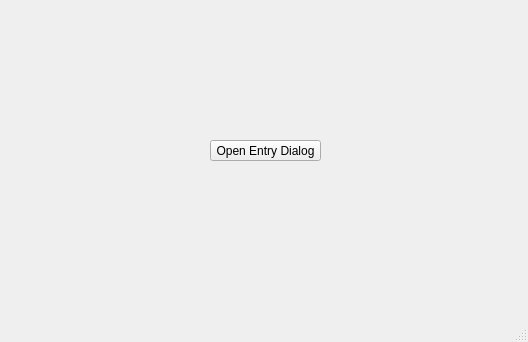
Old version of the form Lab 1/Time_Reporting_System/mainwindow.ui in the repository Maciekxdabu/egui21z-domanski-maciej.
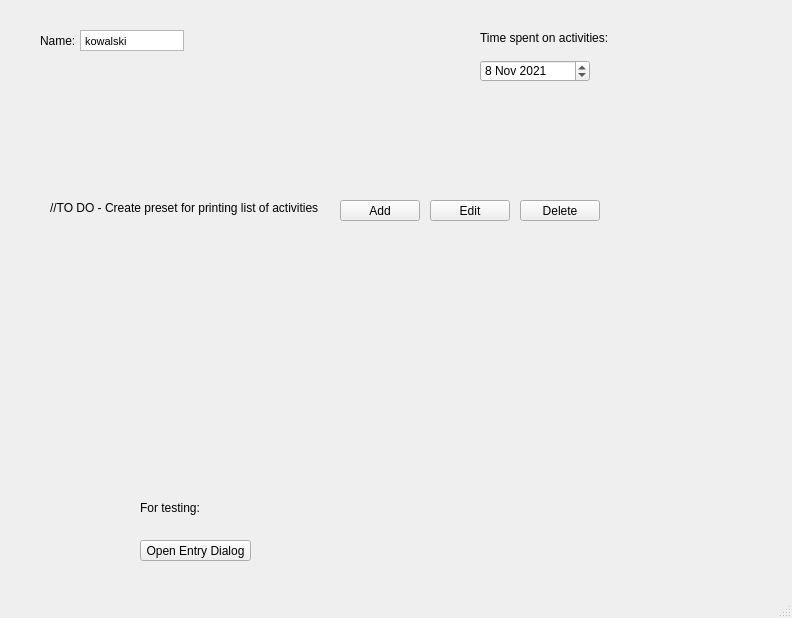
New version of the form.

```diff
--- a/Lab 1/Time_Reporting_System/mainwindow.ui
+++ b/Lab 1/Time_Reporting_System/mainwindow.ui
@@ -6,8 +6,8 @@
    <rect>
     <x>0</x>
     <y>0</y>
-    <width>528</width>
-    <height>342</height>
+    <width>792</width>
+    <height>618</height>
    </rect>
   </property>
   <property name="windowTitle">
@@ -17,8 +17,8 @@
    <widget class="QPushButton" name="pushButton">
     <property name="geometry">
      <rect>
-      <x>210</x>
-      <y>140</y>
+      <x>140</x>
+      <y>540</y>
       <width>111</width>
       <height>21</height>
      </rect>
@@ -27,6 +27,140 @@
      <string>Open Entry Dialog</string>
     </property>
    </widget>
+   <widget class="QTextEdit" name="usernameText">
+    <property name="geometry">
+     <rect>
+      <x>80</x>
+      <y>30</y>
+      <width>104</width>
+      <height>21</height>
+     </rect>
+    </property>
+    <property name="verticalScrollBarPolicy">
+     <enum>Qt::ScrollBarAlwaysOff</enum>
+    </property>
+    <property name="horizontalScrollBarPolicy">
+     <enum>Qt::ScrollBarAlwaysOff</enum>
+    </property>
+    <property name="lineWrapMode">
+     <enum>QTextEdit::NoWrap</enum>
+    </property>
+    <property name="html">
+     <string>&lt;!DOCTYPE HTML PUBLIC &quot;-//W3C//DTD HTML 4.0//EN&quot; &quot;http://www.w3.org/TR/REC-html40/strict.dtd&quot;&gt;
+&lt;html&gt;&lt;head&gt;&lt;meta name=&quot;qrichtext&quot; content=&quot;1&quot; /&gt;&lt;style type=&quot;text/css&quot;&gt;
+p, li { white-space: pre-wrap; }
+&lt;/style&gt;&lt;/head&gt;&lt;body style=&quot; font-family:'MS Shell Dlg 2'; font-size:8.25pt; font-weight:400; font-style:normal;&quot;&gt;
+&lt;p style=&quot; margin-top:0px; margin-bottom:0px; margin-left:0px; margin-right:0px; -qt-block-indent:0; text-indent:0px;&quot;&gt;kowalski&lt;/p&gt;&lt;/body&gt;&lt;/html&gt;</string>
+    </property>
+   </widget>
+   <widget class="QLabel" name="usernameLabel">
+    <property name="geometry">
+     <rect>
+      <x>40</x>
+      <y>30</y>
+      <width>47</width>
+      <height>21</height>
+     </rect>
+    </property>
+    <property name="text">
+     <string>Name:</string>
+    </property>
+   </widget>
+   <widget class="QLabel" name="timeSpentLabel">
+    <property name="geometry">
+     <rect>
+      <x>480</x>
+      <y>30</y>
+      <width>241</width>
+      <height>16</height>
+     </rect>
+    </property>
+    <property name="text">
+     <string>Time spent on activities: </string>
+    </property>
+   </widget>
+   <widget class="QDateEdit" name="dateEdit">
+    <property name="geometry">
+     <rect>
+      <x>480</x>
+      <y>60</y>
+      <width>110</width>
+      <height>22</height>
+     </rect>
+    </property>
+    <property name="date">
+     <date>
+      <year>2021</year>
+      <month>11</month>
+      <day>8</day>
+     </date>
+    </property>
+   </widget>
+   <widget class="QPushButton" name="addActButton">
+    <property name="geometry">
+     <rect>
+      <x>340</x>
+      <y>200</y>
+      <width>80</width>
+      <height>21</height>
+     </rect>
+    </property>
+    <property name="text">
+     <string>Add</string>
+    </property>
+   </widget>
+   <widget class="QPushButton" name="editActButton">
+    <property name="geometry">
+     <rect>
+      <x>430</x>
+      <y>200</y>
+      <width>80</width>
+      <height>21</height>
+     </rect>
+    </property>
+    <property name="text">
+     <string>Edit</string>
+    </property>
+   </widget>
+   <widget class="QPushButton" name="deleteActButton">
+    <property name="geometry">
+     <rect>
+      <x>520</x>
+      <y>200</y>
+      <width>80</width>
+      <height>21</height>
+     </rect>
+    </property>
+    <property name="text">
+     <string>Delete</string>
+    </property>
+   </widget>
+   <widget class="QLabel" name="label">
+    <property name="geometry">
+     <rect>
+      <x>50</x>
+      <y>200</y>
+      <width>271</width>
+      <height>16</height>
+     </rect>
+    </property>
+    <property name="text">
+     <string>//TO DO - Create preset for printing list of activities</string>
+    </property>
+   </widget>
+   <widget class="QLabel" name="label_2">
+    <property name="geometry">
+     <rect>
+      <x>140</x>
+      <y>500</y>
+      <width>81</width>
+      <height>16</height>
+     </rect>
+    </property>
+    <property name="text">
+     <string>For testing:</string>
+    </property>
+   </widget>
   </widget>
   <widget class="QMenuBar" name="menubar">
    <property name="geometry">
```
Left out of the diff: 2 changed lines with no effect on the pictures.
